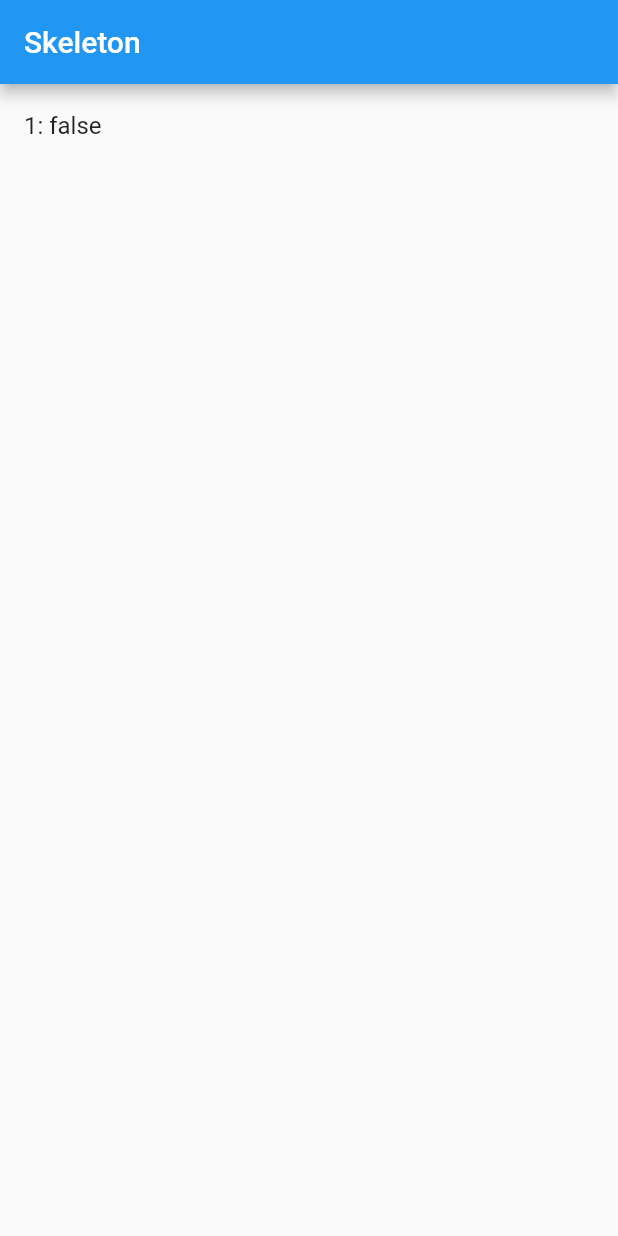
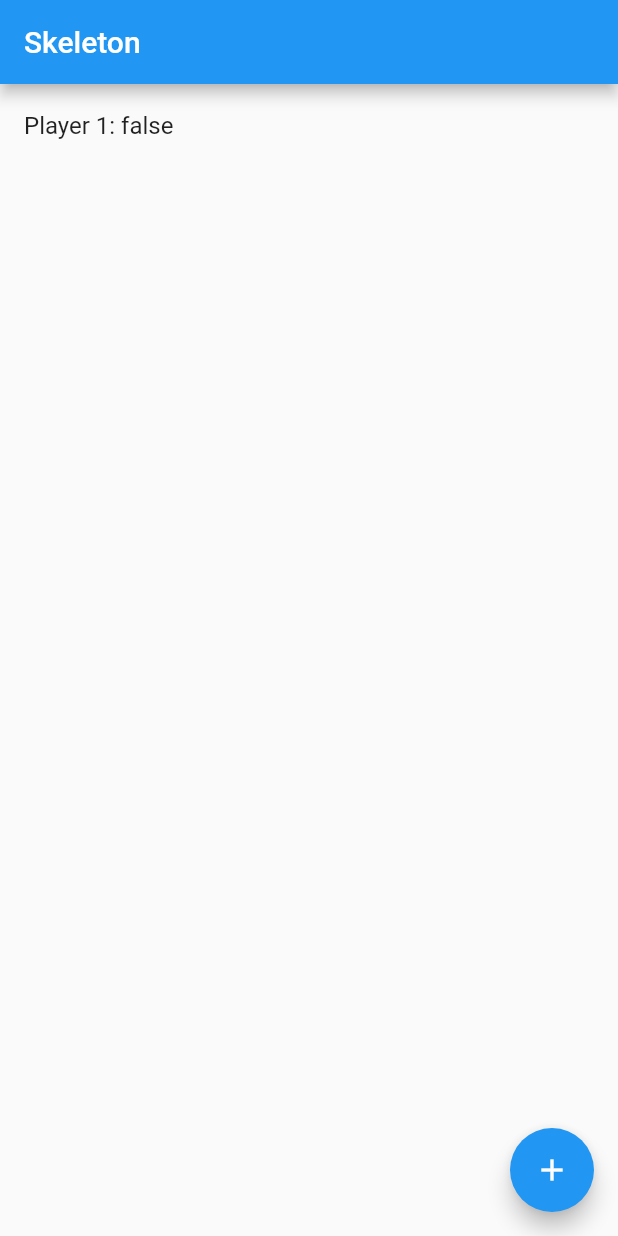
Before and after one commit to Hamchilai/si_buzz, a Flutter app: the screen it shows after launch, on a phone screen of 412 x 824 dp. Run offline on Flutter 3.47's test engine with Material 2 defaults, Android fonts, the phone set to English and light mode, and no system bars; missing offline and left inert: flutter_midi_command.

Commit message:
Add on-tap event handlers
Also add a button to increase number of players

```diff
--- a/lib/main.dart
+++ b/lib/main.dart
@@ -46,11 +46,22 @@ class BuzzerState {
 
 class _GameState extends State<SkeletonWidget> {
   int players = 1;
+  final kMaximumPlayers = 8;
   List<BuzzerState> buzzers = [BuzzerState()];
+
   @override
   void initState() {
     super.initState();
   }
+
+  void _AddPlayers(int num) {
+    players += num;
+    assert(players <= kMaximumPlayers);
+    while (buzzers.length < players) {
+      buzzers.add(BuzzerState());
+    }
+  }
+
   @override
   Widget build(BuildContext context) {
     // This method is rerun every time setState is called
@@ -68,11 +79,26 @@ class _GameState extends State<SkeletonWidget> {
               itemCount: players,
               itemBuilder: (context, index) {
                 return ListTile(
-                      title: Text('${index+1}: ${buzzers[index].pressed}')
+                    title: Text(
+                        'Player ${index + 1}: ${buzzers[index].pressed}'),
+                    onTap: () {
+                      setState(() {
+                        buzzers[index].pressed = !buzzers[index].pressed;
+                      });
+                    }
                 );
               }
           )
-        )
+      ),
+      floatingActionButton: FloatingActionButton(
+        onPressed: () {
+          setState(() {
+            _AddPlayers(1);
+          });
+        },
+        tooltip: 'Increment',
+        child: Icon(Icons.add),
+      ), // This trailing comma makes auto-formatting nicer for build methods.
     );
   }
 }
```
Lines whose indentation alone changed are shown as unchanged.
